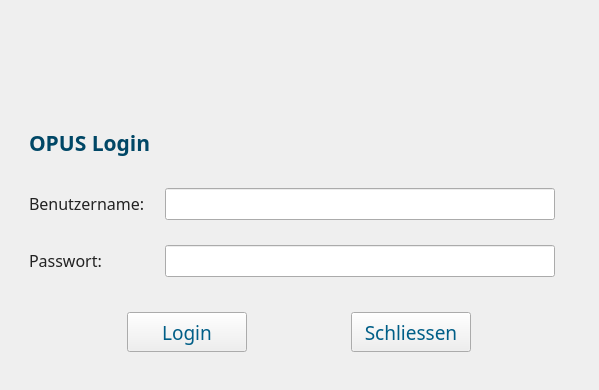
The window that UI_Files/login2.ui (fabianjaeger1/Phydent-App) describes before a commit, drawn with Qt 5.
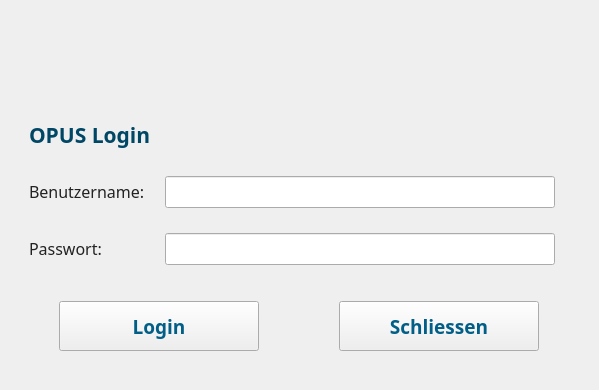
The same window after the commit. Icons and pictures are not drawn.

Commit message: Update design (more readable)

```diff
--- a/UI_Files/login2.ui
+++ b/UI_Files/login2.ui
@@ -37,6 +37,9 @@
     </item>
     <item row="4" column="1" colspan="4">
      <layout class="QHBoxLayout" name="horizontalLayout">
+      <property name="spacing">
+       <number>50</number>
+      </property>
       <property name="topMargin">
        <number>10</number>
       </property>
@@ -44,8 +47,8 @@
        <widget class="QPushButton" name="loginbutton">
         <property name="minimumSize">
          <size>
-          <width>30</width>
-          <height>30</height>
+          <width>200</width>
+          <height>50</height>
          </size>
         </property>
         <property name="maximumSize">
@@ -56,10 +59,10 @@
         </property>
         <property name="font">
          <font>
-          <family>Source Sans Pro</family>
+          <family>Source Sans Pro Semibold</family>
           <pointsize>14</pointsize>
-          <weight>50</weight>
-          <bold>false</bold>
+          <weight>75</weight>
+          <bold>true</bold>
          </font>
         </property>
         <property name="styleSheet">
@@ -74,8 +77,8 @@
        <widget class="QPushButton" name="exitbutton">
         <property name="minimumSize">
          <size>
-          <width>0</width>
-          <height>40</height>
+          <width>200</width>
+          <height>50</height>
          </size>
         </property>
         <property name="maximumSize">
@@ -86,10 +89,10 @@
         </property>
         <property name="font">
          <font>
-          <family>Source Sans Pro</family>
+          <family>Source Sans Pro Semibold</family>
           <pointsize>14</pointsize>
-          <weight>50</weight>
-          <bold>false</bold>
+          <weight>75</weight>
+          <bold>true</bold>
          </font>
         </property>
         <property name="styleSheet">
@@ -274,7 +277,7 @@
       <property name="sizeHint" stdset="0">
        <size>
         <width>0</width>
-        <height>20</height>
+        <height>30</height>
        </size>
       </property>
      </spacer>
```
The commit also changes 3 other files.
